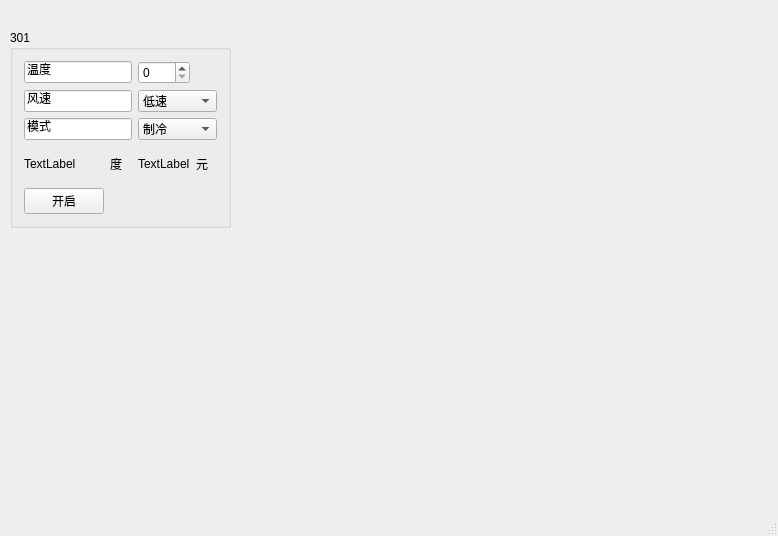
The window that mainwindow.ui (Sean10/centralAirConditionerServer) describes before a commit, drawn with Qt 5.
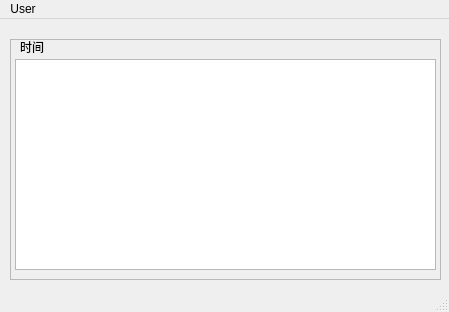
The same window after the commit.

Patch:
```diff
--- a/mainwindow.ui
+++ b/mainwindow.ui
@@ -6,141 +6,52 @@
    <rect>
     <x>0</x>
     <y>0</y>
-    <width>778</width>
-    <height>536</height>
+    <width>449</width>
+    <height>312</height>
    </rect>
   </property>
   <property name="windowTitle">
    <string>MainWindow</string>
   </property>
   <widget class="QWidget" name="centralWidget">
-   <widget class="QGroupBox" name="groupBox">
+   <widget class="QFrame" name="frame">
     <property name="geometry">
      <rect>
       <x>10</x>
-      <y>30</y>
-      <width>221</width>
-      <height>198</height>
+      <y>20</y>
+      <width>431</width>
+      <height>241</height>
      </rect>
     </property>
-    <property name="title">
-     <string>301</string>
+    <property name="frameShape">
+     <enum>QFrame::StyledPanel</enum>
     </property>
-    <layout class="QGridLayout" name="gridLayout">
-     <item row="0" column="0" colspan="2">
-      <widget class="QLineEdit" name="lineEditTemperature">
-       <property name="text">
-        <string>温度</string>
-       </property>
-      </widget>
-     </item>
-     <item row="0" column="2">
-      <widget class="QSpinBox" name="spinBoxTemperature"/>
-     </item>
-     <item row="1" column="0" colspan="2">
-      <widget class="QLineEdit" name="lineEditBlowSpeed">
-       <property name="text">
-        <string>风速</string>
-       </property>
-      </widget>
-     </item>
-     <item row="1" column="2" colspan="2">
-      <widget class="QComboBox" name="comboBoxBlowSpeed">
-       <item>
-        <property name="text">
-         <string>低速</string>
-        </property>
-       </item>
-       <item>
-        <property name="text">
-         <string>中速</string>
-        </property>
-       </item>
-       <item>
-        <property name="text">
-         <string>高速</string>
-        </property>
-       </item>
-      </widget>
-     </item>
-     <item row="2" column="0" colspan="2">
-      <widget class="QLineEdit" name="lineEditModel">
-       <property name="text">
-        <string>模式</string>
-       </property>
-      </widget>
-     </item>
-     <item row="2" column="2" colspan="2">
-      <widget class="QComboBox" name="comboBoxModel">
-       <item>
-        <property name="text">
-         <string>制冷</string>
-        </property>
-       </item>
-       <item>
-        <property name="text">
-         <string>制热</string>
-        </property>
-       </item>
-       <item>
-        <property name="text">
-         <string>睡眠</string>
-        </property>
-       </item>
-      </widget>
-     </item>
-     <item row="3" column="0">
-      <widget class="QLabel" name="labelDegree">
-       <property name="text">
-        <string>TextLabel</string>
-       </property>
-      </widget>
-     </item>
-     <item row="3" column="1">
-      <widget class="QLabel" name="labelUnit2">
-       <property name="text">
-        <string>度</string>
-       </property>
-      </widget>
-     </item>
-     <item row="3" column="2">
-      <widget class="QLabel" name="labelCost">
-       <property name="text">
-        <string>TextLabel</string>
-       </property>
-      </widget>
-     </item>
-     <item row="3" column="3">
-      <widget class="QLabel" name="labelUnit">
-       <property name="text">
-        <string>元</string>
-       </property>
-      </widget>
-     </item>
-     <item row="4" column="0">
-      <widget class="QPushButton" name="pushButtonStart">
-       <property name="text">
-        <string>开启</string>
-       </property>
-      </widget>
-     </item>
-     <item row="4" column="2" colspan="2">
-      <layout class="QHBoxLayout" name="horizontalLayout"/>
-     </item>
-    </layout>
-   </widget>
-   <widget class="QLabel" name="labelTimeDate">
-    <property name="geometry">
-     <rect>
-      <x>10</x>
-      <y>10</y>
-      <width>291</width>
-      <height>16</height>
-     </rect>
+    <property name="frameShadow">
+     <enum>QFrame::Raised</enum>
     </property>
-    <property name="text">
-     <string/>
-    </property>
+    <widget class="QTableView" name="tableView">
+     <property name="geometry">
+      <rect>
+       <x>5</x>
+       <y>20</y>
+       <width>421</width>
+       <height>211</height>
+      </rect>
+     </property>
+    </widget>
+    <widget class="QLabel" name="labelTimeDate">
+     <property name="geometry">
+      <rect>
+       <x>10</x>
+       <y>0</y>
+       <width>291</width>
+       <height>16</height>
+      </rect>
+     </property>
+     <property name="text">
+      <string>时间</string>
+     </property>
+    </widget>
    </widget>
   </widget>
   <widget class="QMenuBar" name="menuBar">
@@ -148,10 +59,16 @@
     <rect>
      <x>0</x>
      <y>0</y>
-     <width>778</width>
+     <width>449</width>
      <height>22</height>
     </rect>
    </property>
+   <widget class="QMenu" name="menuUser">
+    <property name="title">
+     <string>User</string>
+    </property>
+   </widget>
+   <addaction name="menuUser"/>
   </widget>
   <widget class="QStatusBar" name="statusBar"/>
  </widget>
```
